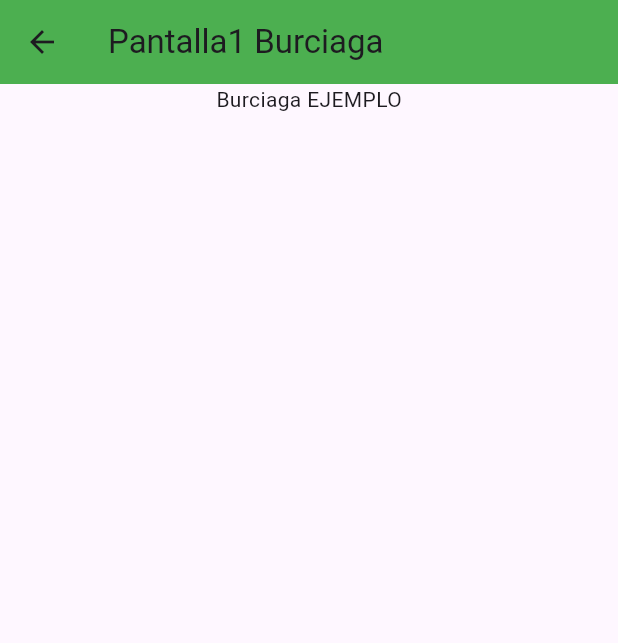
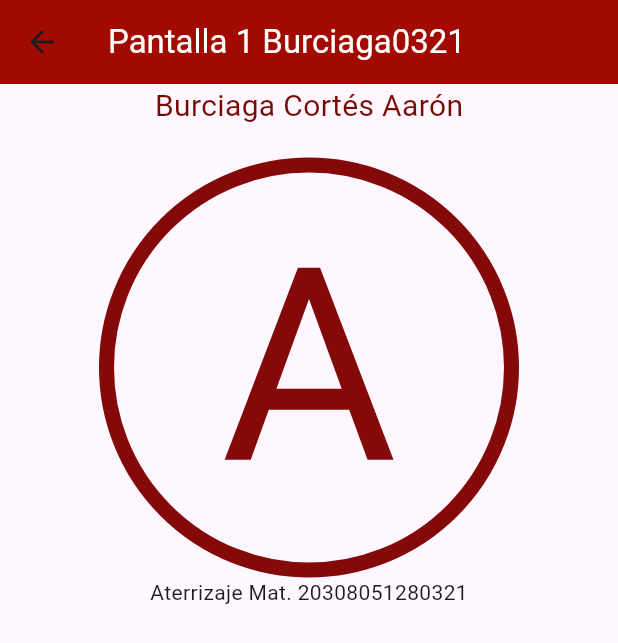
Before and after one commit to BurciagaAA128/Ull-Disenos-0321, a Flutter app: the Pantalla1_0321 screen opened by its route, on a phone screen of 412 x 824 dp. Shown: the top 643 px of the screen. Run offline on Flutter 3.47's test engine with Material 3 defaults, Android fonts, the phone set to English and light mode, and no system bars.

Commit message:
Update pantalla1_0321.dart

```diff
--- a/lib/pantalla1_0321.dart
+++ b/lib/pantalla1_0321.dart
@@ -1,6 +1,7 @@
 //Pantalla1_0321
 import 'package:flutter/material.dart';
 
+// ignore: camel_case_types
 class Pantalla1_0321 extends StatelessWidget {
   const Pantalla1_0321({Key? key}) : super(key: key);
 
@@ -8,14 +9,47 @@ class Pantalla1_0321 extends StatelessWidget {
   Widget build(BuildContext context) {
     return Scaffold(
       appBar: AppBar(
-        title: Text("Pantalla1 Burciaga"),
-        backgroundColor: Colors.green,
+        title: const Text(
+          "Pantalla 1 Burciaga0321",
+          style: TextStyle(color: Colors.white),
+        ),
+        backgroundColor: Color(0xffa10b01),
       ),
       body: Center(
         child: Column(
           children: [
+            const Text(
+              'Burciaga Cortés Aarón',
+              style: TextStyle(
+                fontSize: 20,
+                color: Color(0xff770b03),
+              ),
+            ),
+            Align(
+              alignment: Alignment.topCenter,
+              child: Container(
+                margin: const EdgeInsets.only(top: 20),
+                decoration: BoxDecoration(
+                  shape: BoxShape.circle,
+                  border: Border.all(
+                    color: Color(0xff840a0a),
+                    width: 10,
+                  ),
+                ),
+                width: 280,
+                height: 280,
+                alignment: Alignment.center,
+                child: const Text(
+                  'A',
+                  style: TextStyle(
+                    fontSize: 180,
+                    color: Color(0xff840a0a),
+                  ),
+                ),
+              ),
+            ),
             Container(
-              child: Text("Burciaga EJEMPLO"),
+              child: const Text("Aterrizaje Mat. 20308051280321"),
             )
           ], //Niños
         ),
```
